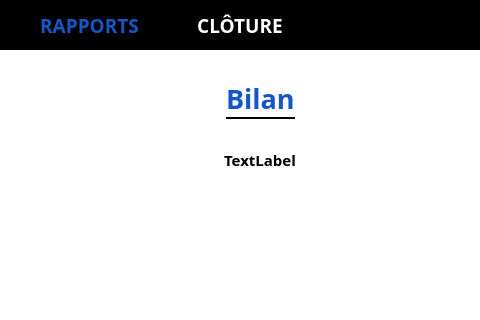
First picture: the form in treasurer/rapportview.ui, repository BiteKirby3/Treasurer, before the edit; both pictures show x 340 to 820 and y 0 to 320 of the 1200 by 800 pixel window.
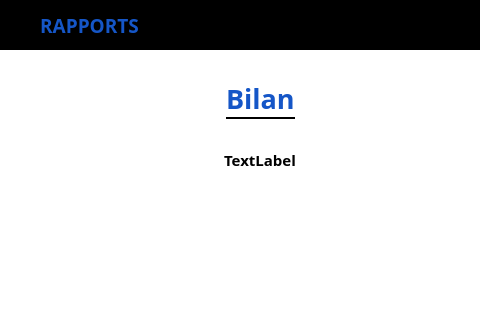
Second picture: the form after the edit. Icons and pictures are not drawn.

The edit to the form file:
```diff
--- a/treasurer/rapportview.ui
+++ b/treasurer/rapportview.ui
@@ -132,27 +132,6 @@
              </property>
             </widget>
            </item>
-           <item>
-            <widget class="QPushButton" name="cloture_button">
-             <property name="font">
-              <font>
-               <family>Raleway</family>
-               <pointsize>14</pointsize>
-               <weight>75</weight>
-               <bold>true</bold>
-              </font>
-             </property>
-             <property name="styleSheet">
-              <string notr="true">color: #ffffff;</string>
-             </property>
-             <property name="text">
-              <string>CLÔTURE</string>
-             </property>
-             <property name="flat">
-              <bool>true</bool>
-             </property>
-            </widget>
-           </item>
           </layout>
          </item>
          <item>
```
